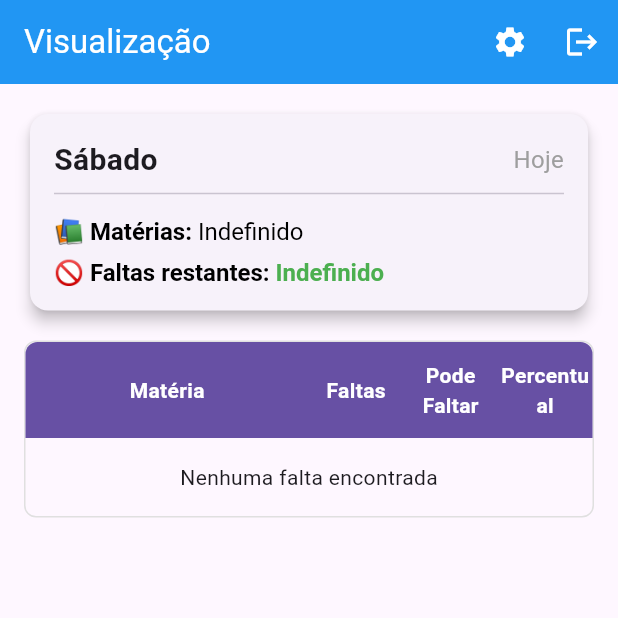
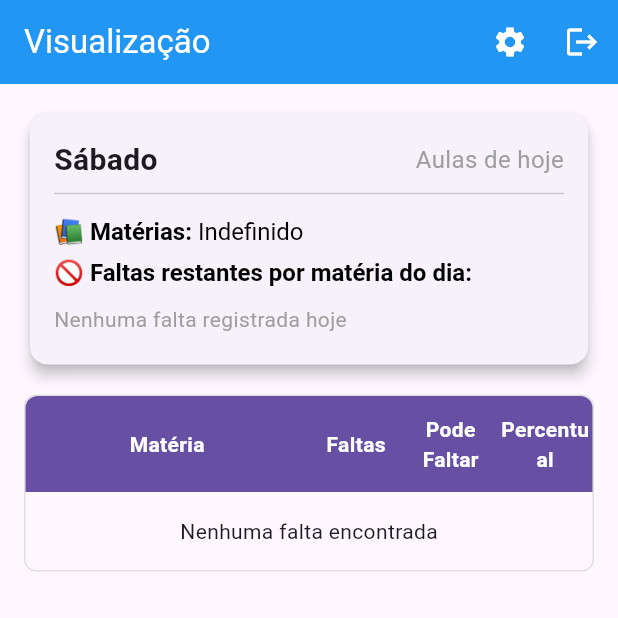
Before and after one commit to Fryhhmil/faltas_scraper_flutter, a Flutter app: the HomeScreen screen opened by its route, on a phone screen of 412 x 824 dp, the top half of it. Run offline on Flutter 3.47's test engine with Material 3 defaults, Android fonts, the phone set to English and light mode, and no system bars; our stand-ins replace device_preview, go_router, shared_preferences; accounts and stored records are empty.

Commit message:
add informações de faltas restantes por matérias do dia, adicionei tbm device preview

```diff
--- a/lib/main.dart
+++ b/lib/main.dart
@@ -1,12 +1,18 @@
 import 'package:flutter/material.dart';
 import 'package:provider/provider.dart';
+import 'package:device_preview/device_preview.dart';
 
 import 'providers/auth_provider.dart';
 import 'providers/data_provider.dart';
 import 'routes.dart';
 
 void main() {
-  runApp(const MyApp());
+  runApp(
+    DevicePreview(
+      enabled: true,
+      builder: (context) => const MyApp(),
+    ),
+  );
 }
 
 class MyApp extends StatelessWidget {
--- a/lib/providers/data_provider.dart
+++ b/lib/providers/data_provider.dart
@@ -111,10 +111,34 @@ class DataProvider with ChangeNotifier {
     return _horario!.getMateriasDoDia(hoje);
   }
 
-  dynamic getFaltasRestantesHoje() {
-    if (_horario == null) return 'Indefinido';
+  Map<String, int> getFaltasRestantesHoje() {
+    if (_horario == null) return {};
 
     final hoje = DateTime.now().weekday;
-    return _horario!.getFaltasRestantes(hoje);
+    final materiasDoDia = _horario!.getMateriasDoDia(hoje);
+    final materias = materiasDoDia.split(',').map((m) => m.trim()).toList();
+
+    // Calcular faltas restantes por matéria
+    final faltasRestantesPorMateria = <String, int>{};
+    final materiasSemFaltas = <String>[];
+
+    for (final falta in _faltas) {
+      if (materias.contains(falta.nomeMateria)) {
+        // Subtrair o número de faltas permitidas do total de faltas
+        final faltasRestantes = falta.podeFaltar - falta.faltas;
+        if (faltasRestantes > 0) {
+          faltasRestantesPorMateria[falta.nomeMateria] = faltasRestantes;
+        } else {
+          materiasSemFaltas.add(falta.nomeMateria);
+        }
+      }
+    }
+
+    // Adicionar matérias sem faltas restantes com valor 0
+    for (final materia in materiasSemFaltas) {
+      faltasRestantesPorMateria[materia] = 0;
+    }
+
+    return faltasRestantesPorMateria;
   }
 }
--- a/lib/screens/home_screen.dart
+++ b/lib/screens/home_screen.dart
@@ -96,7 +96,7 @@ class _HomeScreenState extends State<HomeScreen> {
                   ),
                 ),
                 const Text(
-                  'Hoje',
+                  'Aulas de hoje',
                   style: TextStyle(
                     fontSize: 16,
                     color: Colors.grey,
@@ -138,23 +138,55 @@ class _HomeScreenState extends State<HomeScreen> {
                     style: TextStyle(fontSize: 16),
                   ),
                   const TextSpan(
-                    text: 'Faltas restantes: ',
+                    text: 'Faltas restantes por matéria do dia:',
                     style: TextStyle(
                       fontSize: 16,
-                      fontWeight: FontWeight.bold,
-                    ),
-                  ),
-                  TextSpan(
-                    text: faltasRestantes.toString(),
-                    style: const TextStyle(
-                      fontSize: 16,
-                      color: Colors.green,
                       fontWeight: FontWeight.bold,
                     ),
                   ),
                 ],
               ),
             ),
+            const SizedBox(height: 8),
+            if (dataProvider.getFaltasRestantesHoje().isNotEmpty)
+              ...dataProvider.getFaltasRestantesHoje().entries.map((entry) =>
+                Padding(
+                  padding: const EdgeInsets.symmetric(vertical: 4),
+                  child: Row(
+                    children: [
+                      Expanded(
+                        child: Text(
+                          '${entry.key}:',
+                          style: const TextStyle(
+                            fontSize: 14,
+                            fontWeight: FontWeight.w500,
+                          ),
+                        ),
+                      ),
+                      Text(
+                        entry.value > 0
+                          ? '${entry.value} faltas restantes'
+                          : 'Não pode mais faltar',
+                        style: TextStyle(
+                          fontSize: 14,
+                          color: entry.value > 0 ? Colors.green : Colors.red,
+                        ),
+                      ),
+                    ],
+                  ),
+                ),
+              ),
+            if (dataProvider.getFaltasRestantesHoje().isEmpty)
+              const Padding(
+                padding: EdgeInsets.symmetric(vertical: 4),
+                child: Text(
+                  'Nenhuma falta registrada hoje',
+                  style: TextStyle(
+                    fontSize: 14,
+                    color: Colors.grey,
+                  ),
+                ),
+              )
           ],
         ),
       ),
--- a/lib/screens/login_screen.dart
+++ b/lib/screens/login_screen.dart
@@ -118,6 +118,15 @@ class _LoginScreenState extends State<LoginScreen> {
                   return null;
                 },
               ),
+              const SizedBox(height: 8),
+              const Text(
+                'A senha é a mesma utilizada para acessar o TOTVS',
+                style: TextStyle(
+                  fontSize: 12,
+                  color: Colors.grey,
+                ),
+              ),
+              const SizedBox(height: 16),
               const SizedBox(height: 24),
               SizedBox(
                 width: double.infinity,
--- a/pubspec.yaml
+++ b/pubspec.yaml
@@ -29,6 +29,9 @@ dependencies:
 
   # Formatação
   intl: ^0.19.0
+
+  # Device Preview
+  device_preview: ^1.0.1
 
 dev_dependencies:
   flutter_test:
```
Also changed, not shown: pubspec.lock, 1 other file.
